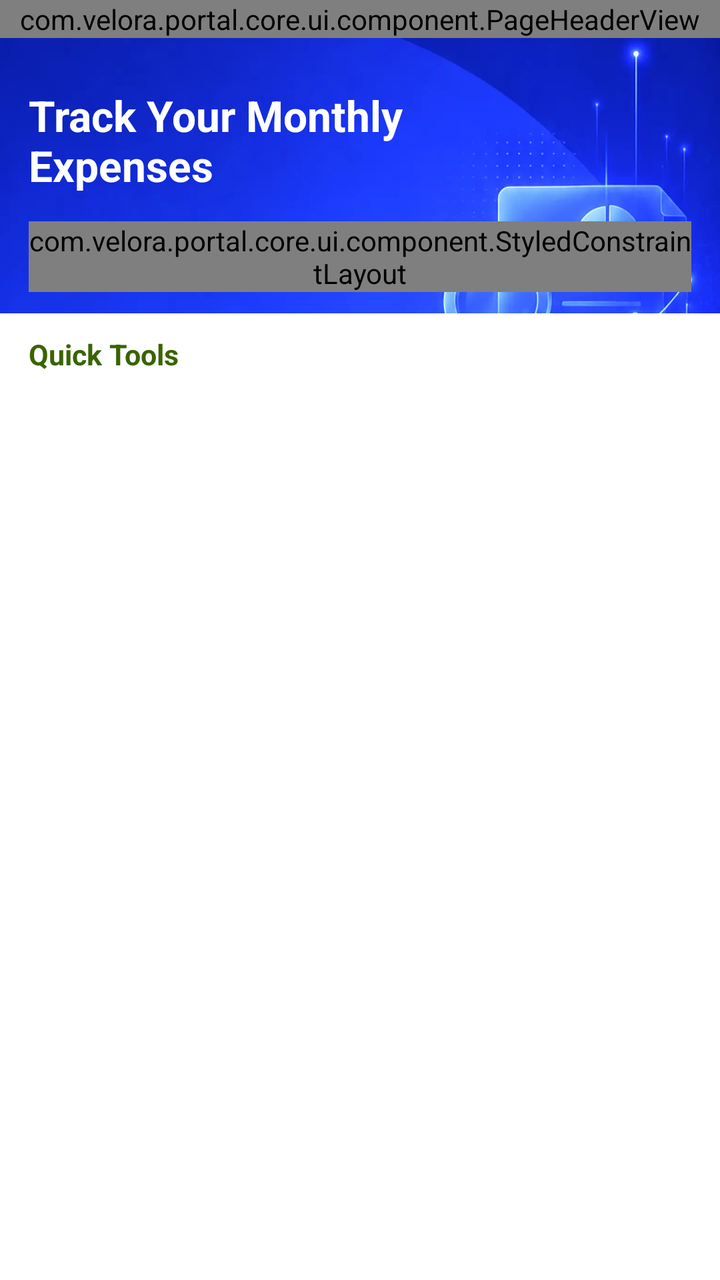
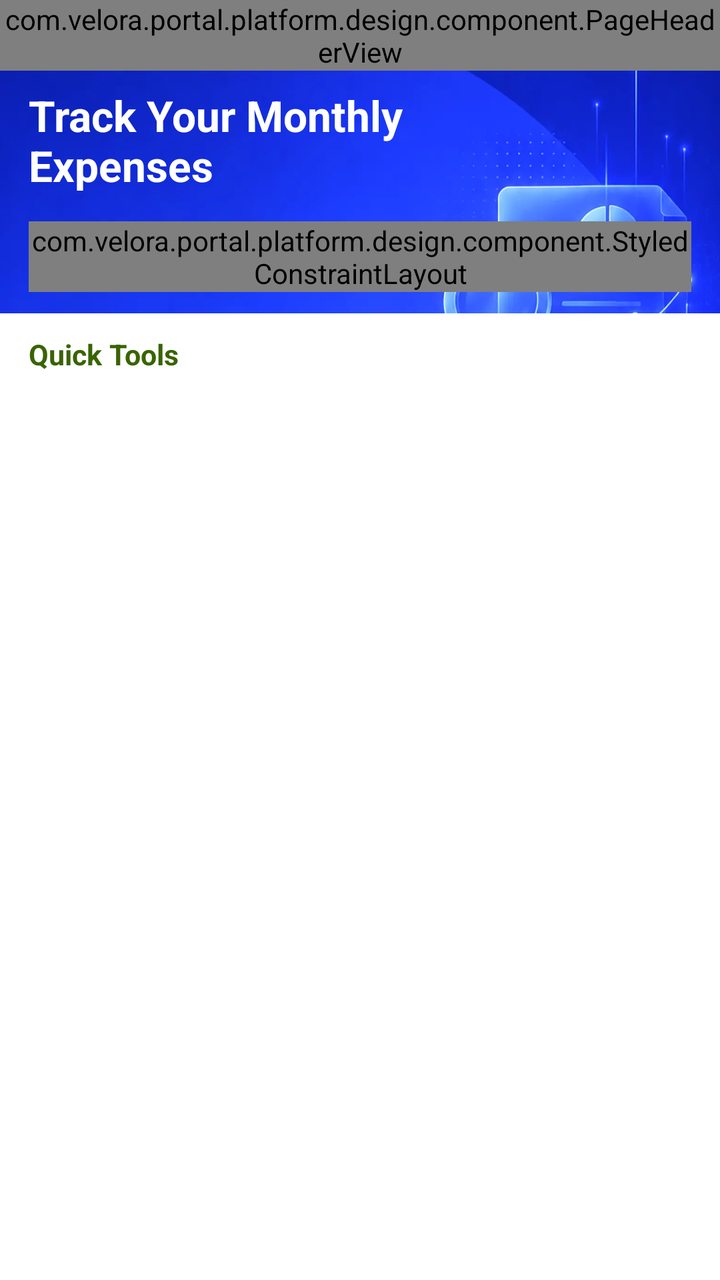

An Android layout rendered at two revisions. The XML below is the earlier revision; the diff shows what the commit changed to produce the second picture.
<!-- AndroidManifest.xml: application theme MyTheme -->
<!-- res/layout/activity_expense_tracking_tip_detail.xml -->
<?xml version="1.0" encoding="utf-8"?>
<androidx.constraintlayout.widget.ConstraintLayout xmlns:android="http://schemas.android.com/apk/res/android"
    xmlns:app="http://schemas.android.com/apk/res-auto"
    android:layout_width="match_parent"
    android:layout_height="match_parent"
    android:background="@color/page_bg_color1">

    <androidx.appcompat.widget.AppCompatImageView
        android:layout_width="0dp"
        android:layout_height="0dp"
        android:contentDescription="@null"
        android:scaleType="centerCrop"
        android:src="@mipmap/page_track_detail_bg"
        app:layout_constraintBottom_toBottomOf="parent"
        app:layout_constraintEnd_toEndOf="parent"
        app:layout_constraintStart_toStartOf="parent"
        app:layout_constraintTop_toTopOf="parent" />

    <androidx.core.widget.NestedScrollView
        android:layout_width="0dp"
        android:layout_height="0dp"
        android:clipToPadding="false"
        android:fillViewport="true"
        android:overScrollMode="never"
        app:layout_constraintBottom_toBottomOf="parent"
        app:layout_constraintEnd_toEndOf="parent"
        app:layout_constraintStart_toStartOf="parent"
        app:layout_constraintTop_toTopOf="parent">

        <LinearLayout
            android:layout_width="match_parent"
            android:layout_height="match_parent"
            android:orientation="vertical">

            <FrameLayout
                android:id="@+id/detailHeader"
                android:layout_width="match_parent"
                android:layout_height="wrap_content"
                android:paddingBottom="@dimen/dp_16">

                <com.velora.portal.core.ui.component.PageHeaderView
                    android:id="@+id/titleBar"
                    android:layout_width="match_parent"
                    android:layout_height="wrap_content"
                    app:fitStatusBar="false"
                    app:navigationIconColor="@color/text_inverse"
                    app:navigationMarginStart="@dimen/dp_0" />

                <TextView
                    android:layout_width="@dimen/dp_220"
                    android:layout_height="wrap_content"
                    android:layout_gravity="start|top"
                    android:layout_marginStart="@dimen/dp_16"
                    android:layout_marginTop="@dimen/dp_52"
                    android:gravity="top"
                    android:includeFontPadding="false"
                    android:minLines="2"
                    android:text="@string/calculator_tips_expenses_title"
                    android:textColor="@color/text_inverse"
                    android:textSize="@dimen/sp_24"
                    android:textStyle="bold" />
            </FrameLayout>

            <com.velora.portal.core.ui.component.StyledConstraintLayout
                android:layout_width="match_parent"
                android:layout_height="wrap_content"
                android:layout_marginHorizontal="@dimen/dp_16"
                app:radius="@dimen/dp_12"
                app:solidColor="@color/surface_primary">

                <LinearLayout
                    android:layout_width="0dp"
                    android:layout_height="wrap_content"
                    android:orientation="vertical"
                    android:padding="@dimen/dp_12"
                    app:layout_constraintEnd_toEndOf="parent"
                    app:layout_constraintStart_toStartOf="parent"
                    app:layout_constraintTop_toTopOf="parent">

                    <TextView
                        android:layout_width="match_parent"
                        android:layout_height="wrap_content"
                        android:includeFontPadding="false"
                        android:text="@string/calculator_track_tip_updated"
                        android:textColor="@color/text_primary"
                        android:textSize="@dimen/sp_14"
                        android:textStyle="bold" />

                    <TextView
                        android:id="@+id/tvHabitsTitle"
                        android:layout_width="match_parent"
                        android:layout_height="wrap_content"
                        android:layout_marginTop="@dimen/dp_10"
                        android:textColor="@color/text_primary"
                        android:textSize="@dimen/sp_12"
                        android:textStyle="bold" />

                    <TextView
                        android:layout_width="match_parent"
                        android:layout_height="wrap_content"
                        android:layout_marginTop="@dimen/dp_4"
                        android:lineSpacingExtra="@dimen/dp_2"
                        android:text="@string/calculator_track_tip_habits_description"
                        android:textColor="@color/text_secondary"
                        android:textSize="@dimen/sp_10" />

                    <TextView
                        android:id="@+id/tvCategorizeTitle"
                        android:layout_width="match_parent"
                        android:layout_height="wrap_content"
                        android:layout_marginTop="@dimen/dp_12"
                        android:textColor="@color/text_primary"
                        android:textSize="@dimen/sp_12"
                        android:textStyle="bold" />

                    <TextView
                        android:layout_width="match_parent"
                        android:layout_height="wrap_content"
                        android:layout_marginTop="@dimen/dp_4"
                        android:text="@string/calculator_track_tip_categorize_description"
                        android:textColor="@color/text_secondary"
                        android:textSize="@dimen/sp_10" />

                    <TextView
                        android:layout_width="match_parent"
                        android:layout_height="wrap_content"
                        android:layout_marginTop="@dimen/dp_4"
                        android:text="@string/calculator_budget_tip_examples"
                        android:textColor="@color/color_track"
                        android:textSize="@dimen/sp_10"
                        android:textStyle="bold" />

                    <TextView
                        android:id="@+id/tvExamples"
                        android:layout_width="match_parent"
                        android:layout_height="wrap_content"
                        android:lineSpacingExtra="@dimen/dp_1"
                        android:textSize="@dimen/sp_10" />

                    <TextView
                        android:layout_width="match_parent"
                        android:layout_height="wrap_content"
                        android:layout_marginTop="@dimen/dp_4"
                        android:text="@string/calculator_track_tip_categorize_note"
                        android:textColor="@color/text_secondary"
                        android:textSize="@dimen/sp_10" />

                    <TextView
                        android:id="@+id/tvImproveTitle"
                        android:layout_width="match_parent"
                        android:layout_height="wrap_content"
                        android:layout_marginTop="@dimen/dp_12"
                        android:textColor="@color/text_primary"
                        android:textSize="@dimen/sp_12"
                        android:textStyle="bold" />

                    <TextView
                        android:layout_width="match_parent"
                        android:layout_height="wrap_content"
                        android:layout_marginTop="@dimen/dp_4"
                        android:lineSpacingExtra="@dimen/dp_2"
                        android:text="@string/calculator_track_tip_improve_description"
                        android:textColor="@color/text_secondary"
                        android:textSize="@dimen/sp_10" />

                    <TextView
                        android:id="@+id/tvReviewTitle"
                        android:layout_width="match_parent"
                        android:layout_height="wrap_content"
                        android:layout_marginTop="@dimen/dp_12"
                        android:textColor="@color/text_primary"
                        android:textSize="@dimen/sp_12"
                        android:textStyle="bold" />

                    <TextView
                        android:layout_width="match_parent"
                        android:layout_height="wrap_content"
                        android:layout_marginTop="@dimen/dp_4"
                        android:lineSpacingExtra="@dimen/dp_2"
                        android:text="@string/calculator_track_tip_review_description"
                        android:textColor="@color/text_secondary"
                        android:textSize="@dimen/sp_10" />
                </LinearLayout>
            </com.velora.portal.core.ui.component.StyledConstraintLayout>

            <LinearLayout
                android:layout_width="match_parent"
                android:layout_height="0dp"
                android:layout_marginTop="@dimen/dp_12"
                android:background="@color/surface_primary"
                android:minHeight="@dimen/dp_112"
                android:orientation="vertical"
                android:paddingStart="@dimen/dp_16"
                android:paddingTop="@dimen/dp_12"
                android:paddingEnd="@dimen/dp_16"
                android:paddingBottom="@dimen/dp_24"
                android:layout_weight="1">

                <include
                    android:id="@+id/quickTools"
                    layout="@layout/view_calculation_quick_tools"
                    android:layout_width="match_parent"
                    android:layout_height="wrap_content" />
            </LinearLayout>
        </LinearLayout>
    </androidx.core.widget.NestedScrollView>
</androidx.constraintlayout.widget.ConstraintLayout>
<!-- res/layout/view_calculation_quick_tools.xml (included above) -->
<?xml version="1.0" encoding="utf-8"?>
<LinearLayout xmlns:android="http://schemas.android.com/apk/res/android"
    android:layout_width="match_parent"
    android:layout_height="wrap_content"
    android:orientation="vertical">

    <TextView
        android:layout_width="match_parent"
        android:layout_height="wrap_content"
        android:text="@string/calculator_quick_tools"
        android:textColor="@color/brand_primary"
        android:textSize="@dimen/sp_16"
        android:textStyle="bold" />

    <LinearLayout
        android:layout_width="match_parent"
        android:layout_height="wrap_content"
        android:layout_marginTop="@dimen/dp_10"
        android:gravity="center"
        android:orientation="horizontal">

        <include
            android:id="@+id/toolSalary"
            layout="@layout/item_calculation_quick_tool"
            android:layout_width="0dp"
            android:layout_height="wrap_content"
            android:layout_weight="1" />

        <include
            android:id="@+id/toolOvertime"
            layout="@layout/item_calculation_quick_tool"
            android:layout_width="0dp"
            android:layout_height="wrap_content"
            android:layout_weight="1" />

        <include
            android:id="@+id/toolWorkHours"
            layout="@layout/item_calculation_quick_tool"
            android:layout_width="0dp"
            android:layout_height="wrap_content"
            android:layout_weight="1" />

        <include
            android:id="@+id/toolTax"
            layout="@layout/item_calculation_quick_tool"
            android:layout_width="0dp"
            android:layout_height="wrap_content"
            android:layout_weight="1" />
    </LinearLayout>
</LinearLayout>
<!-- res/layout/item_calculation_quick_tool.xml (included above) -->
<?xml version="1.0" encoding="utf-8"?>
<LinearLayout xmlns:android="http://schemas.android.com/apk/res/android"
    android:layout_width="match_parent"
    android:layout_height="wrap_content"
    android:gravity="center_horizontal"
    android:orientation="vertical">

    <androidx.appcompat.widget.AppCompatImageView
        android:id="@+id/ivToolIcon"
        android:layout_width="@dimen/dp_47"
        android:layout_height="@dimen/dp_47"
        android:contentDescription="@null"
        android:scaleType="centerInside" />

    <TextView
        android:id="@+id/tvToolName"
        android:layout_width="match_parent"
        android:layout_height="wrap_content"
        android:layout_marginTop="@dimen/dp_2"
        android:gravity="center"
        android:lines="2"
        android:textColor="@color/text_secondary"
        android:textSize="@dimen/sp_12" />
</LinearLayout>
<!-- resources referenced by this layout -->
<resources>
  <color name="brand_primary">#396401</color>
  <color name="color_track">#1D3BFD</color>
  <color name="page_bg_color1">#FBF5EE</color>
  <color name="surface_primary">#FFFFFFFF</color>
  <color name="text_inverse">#FFFFFFFF</color>
  <color name="text_primary">#111827</color>
  <color name="text_secondary">#6D7280</color>
  <dimen name="dp_0">0dp</dimen>
  <dimen name="dp_1">1dp</dimen>
  <dimen name="dp_10">10dp</dimen>
  <dimen name="dp_112">112dp</dimen>
  <dimen name="dp_12">12dp</dimen>
  <dimen name="dp_16">16dp</dimen>
  <dimen name="dp_2">2dp</dimen>
  <dimen name="dp_220">220dp</dimen>
  <dimen name="dp_24">24dp</dimen>
  <dimen name="dp_4">4dp</dimen>
  <dimen name="dp_47">47dp</dimen>
  <dimen name="dp_52">52dp</dimen>
  <dimen name="sp_10">10sp</dimen>
  <dimen name="sp_12">12sp</dimen>
  <dimen name="sp_14">14sp</dimen>
  <dimen name="sp_16">16sp</dimen>
  <dimen name="sp_24">24sp</dimen>
  <!-- mipmap page_track_detail_bg: webp bitmap (mipmap-xxxhdpi, 43066 bytes) -->
  <string name="calculator_budget_tip_examples">Examples</string>
  <string name="calculator_quick_tools">Quick Tools</string>
  <string name="calculator_tips_expenses_title">Track Your Monthly Expenses</string>
  <string name="calculator_track_tip_categorize_description">Group your expenses into different categories.</string>
  <string name="calculator_track_tip_categorize_note">This makes it easier to manage your budget.</string>
  <string name="calculator_track_tip_habits_description">Tracking expenses helps you understand your financial habits.\n\nBy recording your spending, you can see where your money goes and make better decisions.</string>
  <string name="calculator_track_tip_improve_description">Review your expenses regularly and look for areas where you can reduce your spending. Small improvements can create meaningful savings over time.</string>
  <string name="calculator_track_tip_review_description">Take a few minutes each month to review your spending. Understanding your expenses helps you create a better financial plan.</string>
  <string name="calculator_track_tip_updated">Updated Jul 2026</string>
  <style name="MyTheme" parent="Theme.MaterialComponents.DayNight.NoActionBar">
          <item name="android:windowBackground">@color/surface_primary</item>
          <item name="android:statusBarColor">@color/surface_primary</item>
          <item name="android:navigationBarColor">@color/surface_primary</item>
          <item name="android:windowTranslucentStatus">false</item>
          <item name="android:windowTranslucentNavigation">false</item>
          <item name="editTextStyle">@style/AppEditTextStyle</item>
          <item name="android:editTextStyle">@style/AppEditTextStyle</item>
      </style>
  <style name="AppEditTextStyle" parent="@style/Widget.AppCompat.EditText">
          <item name="android:textCursorDrawable">@drawable/input_cursor_color_7087f8</item>
      </style>
  <!-- drawable input_cursor_color_7087f8 (drawable) -->
  <?xml version="1.0" encoding="utf-8"?>
  <shape xmlns:android="http://schemas.android.com/apk/res/android">
      <size android:width="@dimen/dp_2" />
      <solid android:color="@color/brand_primary" />
  </shape>
</resources>

<!-- the commit's change to res/layout/activity_expense_tracking_tip_detail.xml (unified diff, before → after) -->
@@ -38,7 +38,7 @@
                 android:layout_height="wrap_content"
                 android:paddingBottom="@dimen/dp_16">
 
-                <com.velora.portal.core.ui.component.PageHeaderView
+                <com.velora.portal.platform.design.component.PageHeaderView
                     android:id="@+id/titleBar"
                     android:layout_width="match_parent"
                     android:layout_height="wrap_content"
@@ -61,7 +61,7 @@
                     android:textStyle="bold" />
             </FrameLayout>
 
-            <com.velora.portal.core.ui.component.StyledConstraintLayout
+            <com.velora.portal.platform.design.component.StyledConstraintLayout
                 android:layout_width="match_parent"
                 android:layout_height="wrap_content"
                 android:layout_marginHorizontal="@dimen/dp_16"
@@ -181,7 +181,7 @@
                         android:textColor="@color/text_secondary"
                         android:textSize="@dimen/sp_10" />
                 </LinearLayout>
-            </com.velora.portal.core.ui.component.StyledConstraintLayout>
+            </com.velora.portal.platform.design.component.StyledConstraintLayout>
 
             <LinearLayout
                 android:layout_width="match_parent"
